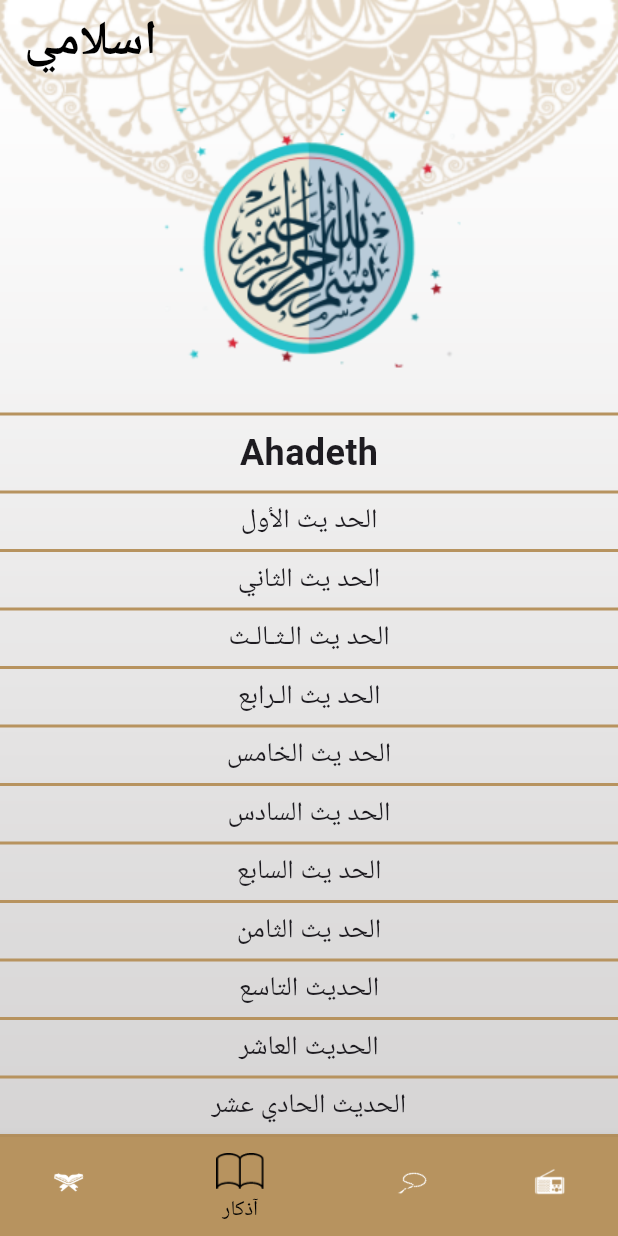
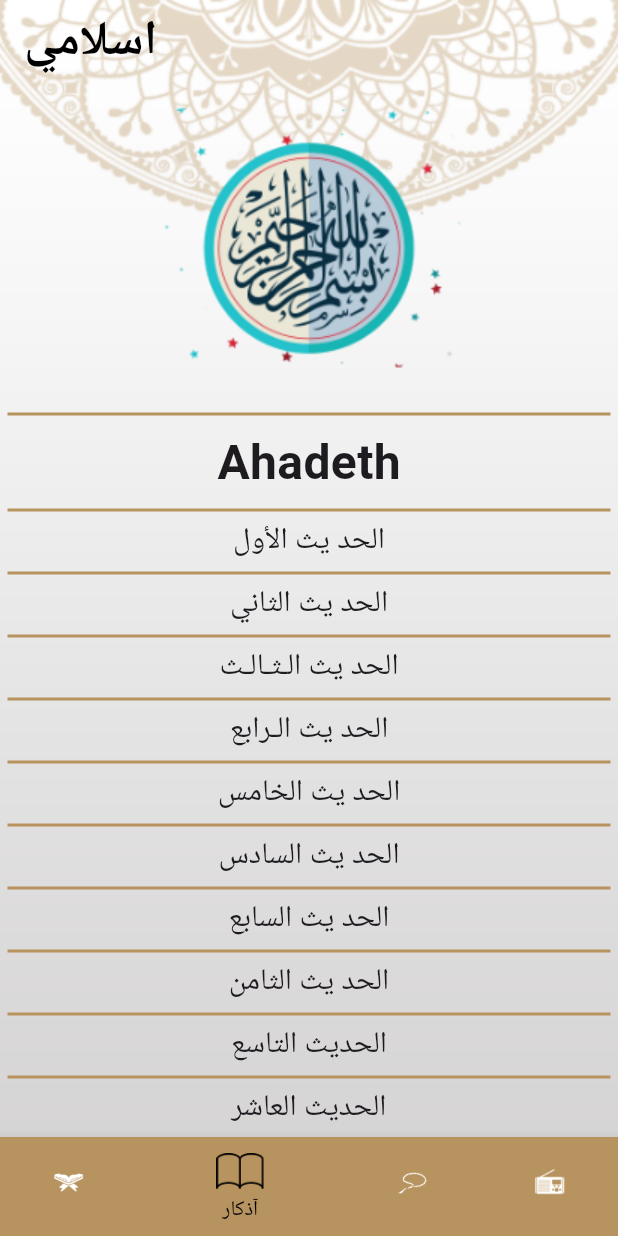
Before and after one commit to mohamedah99/islamy, a Flutter app: the screen it shows after launch, item 2 of the bottom bar chosen, on a phone screen of 412 x 824 dp. Run offline on Flutter 3.47's test engine with Material 3 defaults, Android fonts, the phone set to English and light mode, and no system bars.

Commit message:
complete some details in ahadeth feature

```diff
--- a/lib/ui/home/hadethTitleItem.dart
+++ b/lib/ui/home/hadethTitleItem.dart
@@ -17,7 +17,7 @@ class HadethTitleItem extends StatelessWidget {
         padding: EdgeInsets.symmetric(vertical: 5),
         child: Text(
           hadeth.title,
-          style: TextStyle(fontSize: 18),
+          style: TextStyle(fontSize: 20),
           textAlign: TextAlign.center,
         ),
       ),
--- a/lib/ui/home/navWidget/hadeth.dart
+++ b/lib/ui/home/navWidget/hadeth.dart
@@ -22,15 +22,21 @@ class _HadethState extends State<Hadeth> {
             alignment: Alignment.center,
             width: double.infinity,
             padding: EdgeInsets.symmetric(vertical: 8),
+            margin: EdgeInsets.symmetric(horizontal: 5),
             decoration: BoxDecoration(
                 border: Border.symmetric(
                     horizontal: BorderSide(
                         color: Theme.of(context).primaryColor, width: 2))),
-            child: Text("Ahadeth", style: TextStyle(fontSize: 24, fontWeight: FontWeight.bold),)),
+            child: Text(
+              "Ahadeth",
+              style: TextStyle(fontSize: 32, fontWeight: FontWeight.bold),
+            )),
         Expanded(
           child: ListView.separated(
-              itemBuilder: (context, index) => HadethTitleItem(fullHadeth[index]),
+              itemBuilder: (context, index) =>
+                  HadethTitleItem(fullHadeth[index]),
               separatorBuilder: (context, index) => Container(
+                margin: EdgeInsets.symmetric(horizontal: 5),
                     width: double.infinity,
                     color: Theme.of(context).primaryColor,
                     height: 2,
```
